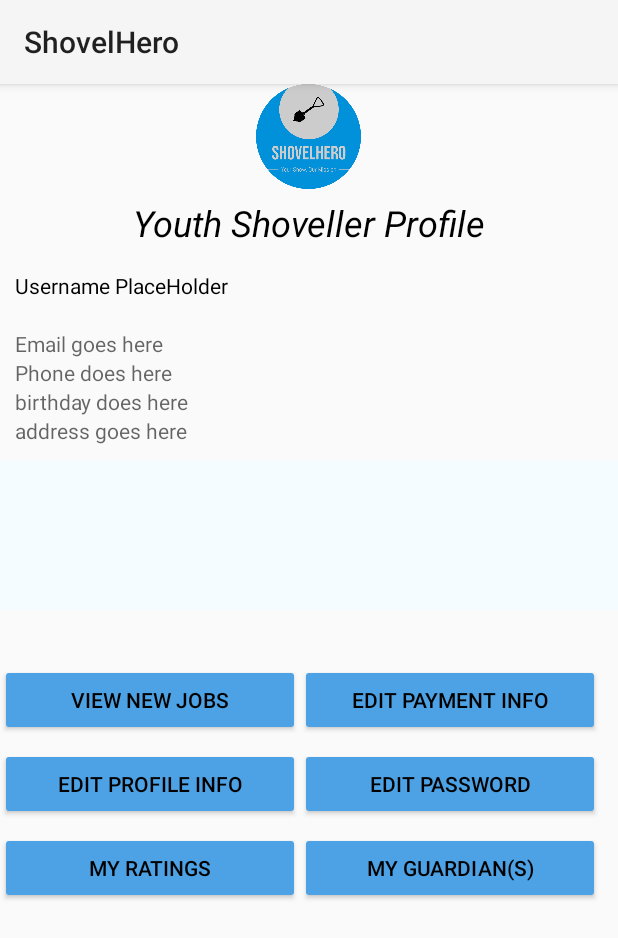
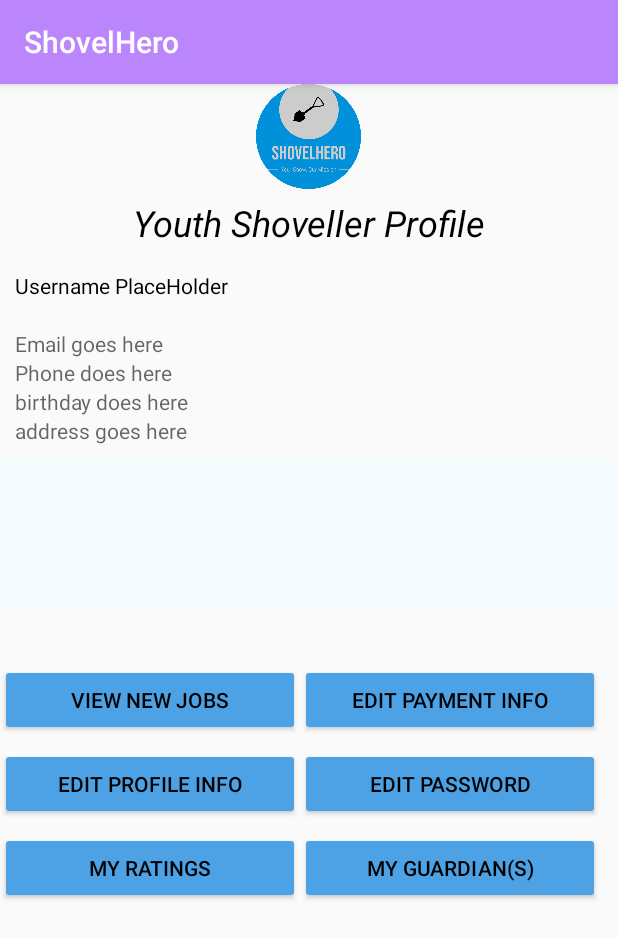
Before and after one commit to nelsonle345/-comp313-00x-Team4-F24, an Android app built with Jetpack Compose: the YouthShovellerProfile screen opened directly, with no data from a screen before it, on a phone screen of 412 x 824 dp. Shown: the top 938 px of the screen. Run offline under Robolectric (Android 15) with nearby library versions, the phone set to English and light mode, and no system bars; our stand-ins replace Firebase (no records; nobody signed in at launch, a user with empty details on screens opened directly).

Commit message:
Merged work

```diff
--- a/app/src/main/java/com/comp313sec401/group4/shovelhero/YouthShovellerProfile.java
+++ b/app/src/main/java/com/comp313sec401/group4/shovelhero/YouthShovellerProfile.java
@@ -51,11 +51,8 @@ public class YouthShovellerProfile extends AppCompatActivity {
         rvPendingWorkOrders.setAdapter(adapter);
         fetchApprovedWorkOrdersFromFirebase();
 
-
-
-
         // Get user intent passed from login page
-        int userId = 0;
+        int userId;
         Intent intent = getIntent();
         if (intent != null) {
             Bundle extras = getIntent().getExtras();
@@ -65,59 +62,43 @@ public class YouthShovellerProfile extends AppCompatActivity {
                 if (userId != 0) {
                     retrieveYouthProfile(userId, userTable);
                 }
+            } else {
+                userId = 0;
             }
         } else {
             userId = 0;
         }
 
-        // TODO: add ManageProfile Functionality
-        Button btnManageProfileInfo = findViewById(R.id.btnManageProfileInfo);
-//        btnManageProfileInfo.setOnClickListener(new View.OnClickListener() {
-//            @Override
-//            public void onClick(View view) {
-//                Toast.makeText(YouthShovellerProfile.this, "Temp msg: Manage Youth activity under construction", Toast.LENGTH_SHORT).show();
-//                Intent intentManageYouthProfile = new Intent(YouthShovellerProfile.this, EditProfileInfo.class);
-//                String youthId = user.getUserId();
-//                intentManageYouthProfile.putExtra("USER_ID", youthId);
-//                startActivity(intentManageYouthProfile);
-//            }
-//        });
-
         Button btnViewJobs = findViewById(R.id.btnViewJobs);
-        int finalUserId = userId;
         btnViewJobs.setOnClickListener(view -> {
             Intent intentViewYouthJobs = new Intent(YouthShovellerProfile.this, ListAllWorkOrders.class);
-            intentViewYouthJobs.putExtra("user_id", finalUserId);
+            intentViewYouthJobs.putExtra("user_id", userId);
             startActivity(intentViewYouthJobs);
         });
 
-        // TODO: Need to implement managementPayment Info Button
         Button btnManagePaymentInfo = findViewById(R.id.btnManagePaymentInfo);
-//        btnManagePaymentInfo.setOnClickListener(new View.OnClickListener() {
-//            @Override
-//            public void onClick(View view) {
-//                Toast.makeText(YouthShovellerProfile.this, "Temp msg: Manage Payment activity under construction", Toast.LENGTH_SHORT).show();
-//
-//                Intent intentManageYouthPayment = new Intent(YouthShovellerProfile.this, Manage_Payment.class);
-//                String youthId = user.getUserId();
-//                intentManageYouthPayment.putExtra("USER_ID", youthId);
-//                startActivity(intentManageYouthPayment);
-//            }
-//        });
+        btnManagePaymentInfo.setOnClickListener(view -> {
+            Toast.makeText(YouthShovellerProfile.this, "Temp msg: Manage Payment activity under construction", Toast.LENGTH_SHORT).show();
+            Intent intentManageYouthPayment = new Intent(YouthShovellerProfile.this, Manage_Payment.class);
+            intentManageYouthPayment.putExtra("USER_ID", userId);
+            startActivity(intentManageYouthPayment);
+        });
 
-        // TODO: Need to implement Edit Password functionality
+        Button btnManageProfileInfo = findViewById(R.id.btnManageProfileInfo);
+        btnManageProfileInfo.setOnClickListener(view -> {
+            Toast.makeText(YouthShovellerProfile.this, "Temp msg: Manage Youth activity under construction", Toast.LENGTH_SHORT).show();
+            Intent intentManageYouthProfile = new Intent(YouthShovellerProfile.this, EditProfileInfo.class);
+            intentManageYouthProfile.putExtra("USER_ID", userId);
+            startActivity(intentManageYouthProfile);
+        });
+
         Button btnEditPassword = findViewById(R.id.btnEditPassword);
-//        btnEditPassword.setOnClickListener(new View.OnClickListener() {
-//            @Override
-//            public void onClick(View view) {
-//                Intent intentEditPassword = new Intent(YouthShovellerProfile.this, EditPassword.class);
-//                String youthId = user.getUserId();
-//                intentEditPassword.putExtra("USER_ID", youthId);
-//                startActivity(intentEditPassword);
-//            }
-//        });
+        btnEditPassword.setOnClickListener(view -> {
+            Intent intentEditPassword = new Intent(YouthShovellerProfile.this, EditPassword.class);
+            intentEditPassword.putExtra("USER_ID", userId);
+            startActivity(intentEditPassword);
+        });
     }
-
 
     // to fetch approved workorder from firebase
     private void fetchApprovedWorkOrdersFromFirebase() {
@@ -125,6 +106,7 @@ public class YouthShovellerProfile extends AppCompatActivity {
             DatabaseReference databaseReference = FirebaseDatabase.getInstance().getReference("workOrders");
 
             databaseReference.addValueEventListener(new ValueEventListener() {
+                @SuppressLint("NotifyDataSetChanged")
                 @Override
                 public void onDataChange(@NonNull DataSnapshot snapshot) {
                     approvedWorkOrderList.clear();
@@ -136,23 +118,6 @@ public class YouthShovellerProfile extends AppCompatActivity {
                     }
                     adapter.notifyDataSetChanged();
                 }
-//        databaseReference.addListenerForSingleValueEvent(new ValueEventListener() {
-//            @SuppressLint("NotifyDataSetChanged")
-//            @Override
-//            public void onDataChange(@NonNull DataSnapshot snapshot) {
-//                approvedWorkOrderList.clear();
-//
-//                for (DataSnapshot dataSnapshot : snapshot.getChildren()) {
-//
-//                    WorkOrder workOrder = dataSnapshot.getValue(WorkOrder.class);
-//                    if(workOrder != null && workOrder.getStatus().equals("approved")) {
-//                        approvedWorkOrderList.add(workOrder);
-//                    }
-//                }
-//
-//                adapter.notifyDataSetChanged();
-             //   rvPendingWorkOrders.setAdapter(adapter);
-
 
                 @Override
                 public void onCancelled(@NonNull DatabaseError error) {
--- a/app/src/main/res/values-v23/themes.xml
+++ b/app/src/main/res/values-v23/themes.xml
@@ -1,9 +1,15 @@
-<resources xmlns:tools="http://schemas.android.com/tools">
+<?xml version="1.0" encoding="utf-8"?>
+<resources>
 
-    <style name="Theme.ShovelHero" parent="Base.Theme.ShovelHero">
-        <!-- Transparent system bars for edge-to-edge. -->
-        <item name="android:navigationBarColor">@android:color/transparent</item>
-        <item name="android:statusBarColor">@android:color/transparent</item>
-        <item name="android:windowLightStatusBar">?attr/isLightTheme</item>
+    <style name="Theme.ShovelHero" parent="Theme.AppCompat.Light.DarkActionBar">
+        <!-- Customize your theme here -->
+        <item name="colorPrimary">@color/purple_200</item>
+        <item name="colorPrimaryDark">@color/purple_500</item>
+        <item name="colorAccent">@color/teal_200</item>
+    </style>
+    <!-- Base application theme. -->
+    <style name="Base.Theme.ShovelHero" parent="Theme.Material3.DayNight.NoActionBar">
+        <!-- Customize your light theme here. -->
+        <!-- <item name="colorPrimary">@color/my_light_primary</item> -->
     </style>
 </resources>
--- a/app/src/main/res/values/themes.xml
+++ b/app/src/main/res/values/themes.xml
@@ -1,5 +1,15 @@
 <?xml version="1.0" encoding="utf-8"?>
 <resources>
 
-    <style name="Theme.ShovelHero" parent="android:Theme.Material.Light.NoActionBar" />
+    <style name="Theme.ShovelHero" parent="Theme.AppCompat.Light.DarkActionBar">
+        <!-- Customize your theme here -->
+        <item name="colorPrimary">@color/purple_200</item>
+        <item name="colorPrimaryDark">@color/purple_500</item>
+        <item name="colorAccent">@color/teal_200</item>
+    </style>
+    <!-- Base application theme. -->
+    <style name="Base.Theme.ShovelHero" parent="Theme.Material3.DayNight.NoActionBar">
+        <!-- Customize your light theme here. -->
+        <!-- <item name="colorPrimary">@color/my_light_primary</item> -->
+    </style>
 </resources>
```
Also changed, not shown: app/src/main/AndroidManifest.xml (+13 -6 lines).
